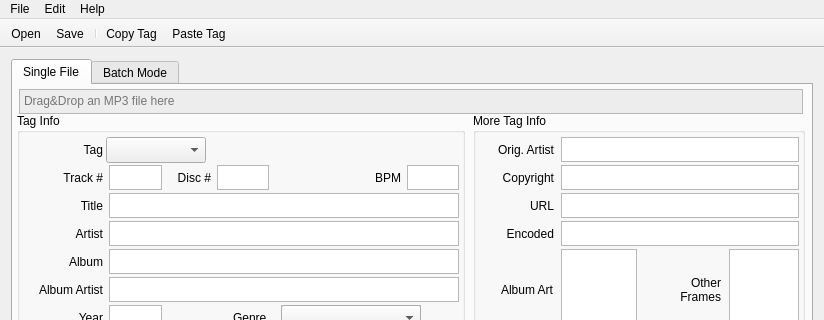
Above: window.ui from Odept/mp3_tag_editor before the change; both pictures show x 0 to 824 and y 0 to 320 of the 824 by 500 pixel window. Below: the same form after it.
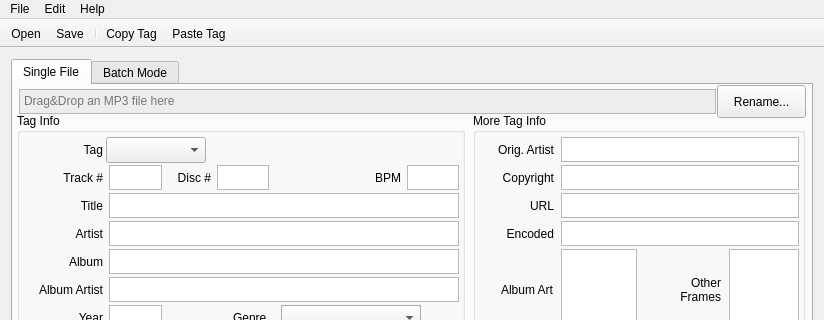
That is the form after the change. Icons and pictures are not drawn. Custom widgets are drawn as their Qt base class.

Commit message: Add a rename file button for future use

What changed in the file:
```diff
--- a/window.ui
+++ b/window.ui
@@ -989,7 +989,7 @@
          <rect>
           <x>6</x>
           <y>4</y>
-          <width>784</width>
+          <width>697</width>
           <height>25</height>
          </rect>
         </property>
@@ -1052,6 +1052,19 @@
          <string>Drag&amp;Drop an MP3 file here</string>
         </property>
        </widget>
+       <widget class="QPushButton" name="buttonRename">
+        <property name="geometry">
+         <rect>
+          <x>704</x>
+          <y>0</y>
+          <width>89</width>
+          <height>33</height>
+         </rect>
+        </property>
+        <property name="text">
+         <string>Rename...</string>
+        </property>
+       </widget>
       </widget>
       <widget class="QWidget" name="tabBatch">
        <attribute name="title">
```
